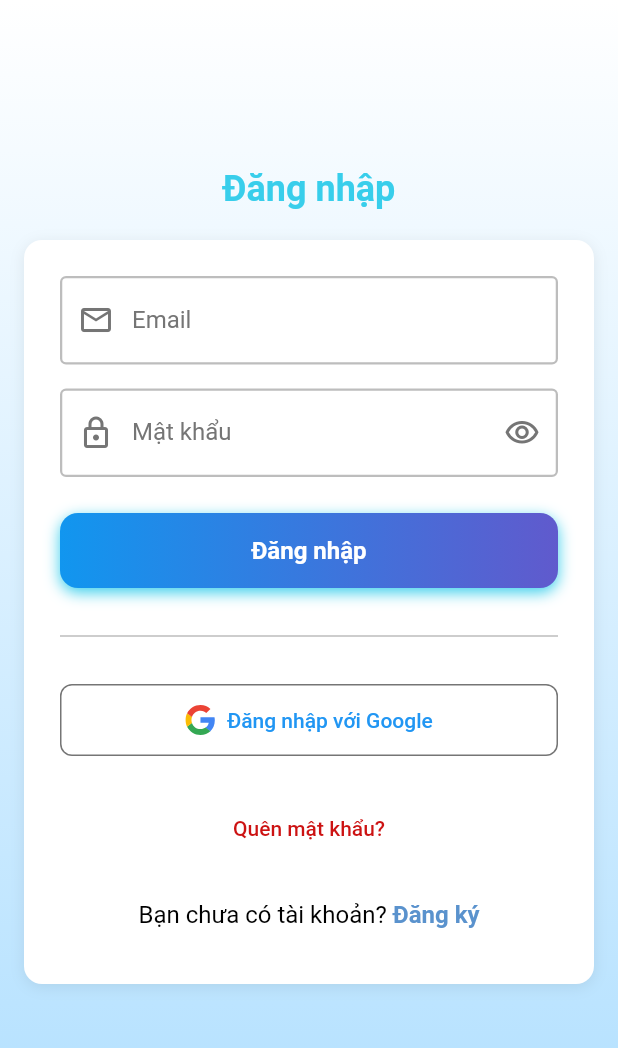
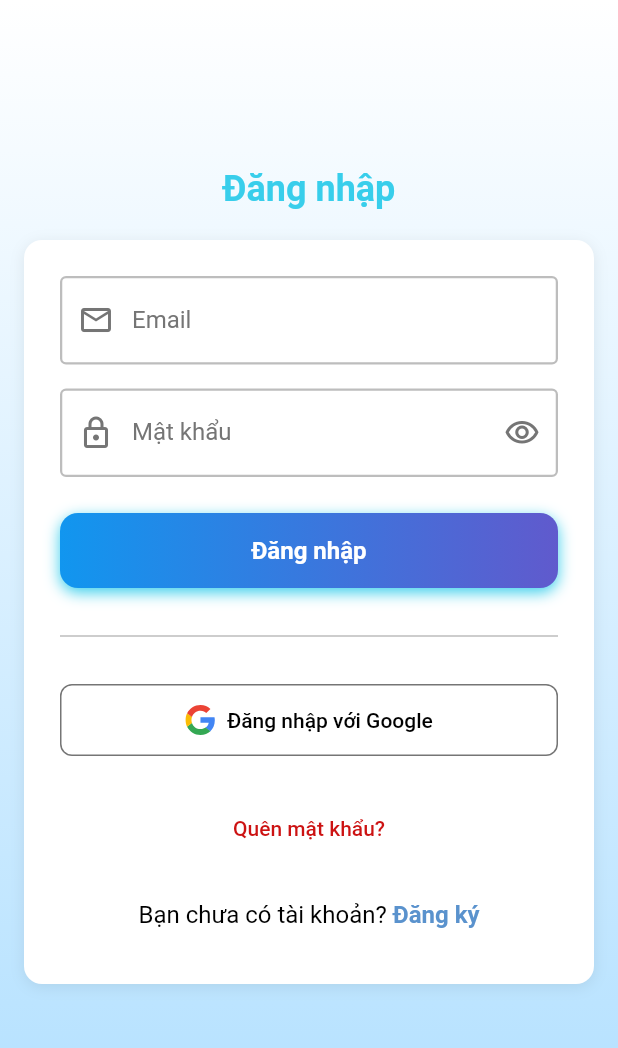
Before and after one commit to Nhom-LTTBDD/EnGoApp, a Flutter app: the screen it shows after launch, after a tap on "Get Started", on a phone screen of 412 x 824 dp, the part 84-1132 px from its top. Run offline on Flutter 3.47's test engine with Material 3 defaults, Android fonts, the phone set to English and light mode, and no system bars; our stand-ins replace audioplayers, cloud_firestore, dartz, equatable, firebase_auth, firebase_core and 6 more; missing offline and left inert: translator; accounts and stored records are empty.

Commit message:
khắc phục tình trạng skip frame ở các trang auth và profile

```diff
--- a/lib/presentation/pages/auth/login_page.dart
+++ b/lib/presentation/pages/auth/login_page.dart
@@ -25,12 +25,14 @@ class _LoginPageState extends State<LoginPage> {
   final _emailFocusNode = FocusNode();
   final _passwordFocusNode = FocusNode();
   bool _obscurePassword = true;
+  bool _hasNavigated = false; // Prevent multiple navigations
+  bool _isGoogleSignInProcessing = false; // Prevent double tap
 
   @override
   void initState() {
     super.initState();
-    _emailFocusNode.addListener(() => setState(() {}));
-    _passwordFocusNode.addListener(() => setState(() {}));
+    // REMOVED: Focus listeners that cause unnecessary rebuilds
+    // The UI will update automatically via decoration changes
   }
 
   @override
@@ -60,18 +62,26 @@ class _LoginPageState extends State<LoginPage> {
         builder: (context, authProvider, _) {
           final authState = authProvider.state;
 
-          // Handle navigation and errors
+          // Handle navigation and errors - with debounce
           WidgetsBinding.instance.addPostFrameCallback((_) {
-            if (!mounted) return;
+            if (!mounted || _hasNavigated) return;
 
             if (authState is Authenticated) {
-              authProvider.reset();
-              Navigator.pushReplacementNamed(context, AppRoutes.home);
+              _hasNavigated = true;
+
+              // Delay navigation để UI có thời gian render
+              Future.delayed(const Duration(milliseconds: 100), () {
+                if (mounted) {
+                  authProvider.reset();
+                  Navigator.pushReplacementNamed(context, AppRoutes.home);
+                }
+              });
             } else if (authState is AuthError) {
               ScaffoldMessenger.of(context).showSnackBar(
                 SnackBar(
                   content: Text(authState.message),
                   backgroundColor: kDanger,
+                  duration: const Duration(seconds: 2),
                 ),
               );
               authProvider.reset();
@@ -125,9 +135,7 @@ class _LoginPageState extends State<LoginPage> {
                       ),
                       prefixIcon: Icon(
                         Icons.email_outlined,
-                        color: _emailFocusNode.hasFocus
-                            ? kPrimaryColor
-                            : Colors.grey.shade600,
+                        color: Colors.grey.shade600,
                       ),
                       border: const OutlineInputBorder(),
                       enabledBorder: OutlineInputBorder(
@@ -188,18 +196,14 @@ class _LoginPageState extends State<LoginPage> {
                       ),
                       prefixIcon: Icon(
                         Icons.lock_outlined,
-                        color: _passwordFocusNode.hasFocus
-                            ? kPrimaryColor
-                            : Colors.grey.shade600,
+                        color: Colors.grey.shade600,
                       ),
                       suffixIcon: IconButton(
                         icon: Icon(
                           _obscurePassword
                               ? Icons.visibility_outlined
                               : Icons.visibility_off_outlined,
-                          color: _passwordFocusNode.hasFocus
-                              ? kPrimaryColor
-                              : Colors.grey.shade600,
+                          color: Colors.grey.shade600,
                         ),
                         onPressed: isLoading
                             ? null
@@ -273,27 +277,65 @@ class _LoginPageState extends State<LoginPage> {
                   SizedBox(
                     width: double.infinity,
                     child: OutlinedButton.icon(
-                      icon: SvgPicture.asset(
-                        kIconGoogle,
-                        width: 20,
-                        height: 20,
+                      icon: _isGoogleSignInProcessing
+                          ? const SizedBox(
+                              width: 20,
+                              height: 20,
+                              child: CircularProgressIndicator(
+                                strokeWidth: 2,
+                                valueColor: AlwaysStoppedAnimation<Color>(
+                                  kPrimaryColor,
+                                ),
+                              ),
+                            )
+                          : SvgPicture.asset(
+                              kIconGoogle,
+                              width: 20,
+                              height: 20,
+                            ),
+                      label: Text(
+                        _isGoogleSignInProcessing
+                            ? 'Đang xử lý...'
+                            : 'Đăng nhập với Google',
+                        style: TextStyle(
+                          color: (isLoading || _isGoogleSignInProcessing)
+                              ? Colors.black87
+                              : Colors.black,
+                        ),
                       ),
-                      label: const Text('Đăng nhập với Google'),
-                      onPressed: isLoading
+                      onPressed: (isLoading || _isGoogleSignInProcessing)
                           ? null
-                          : () =>
-                                context.read<AuthProvider>().signInWithGoogle(),
+                          : () async {
+                              if (_isGoogleSignInProcessing) return;
+                              setState(() => _isGoogleSignInProcessing = true);
+
+                              // Unfocus để ẩn keyboard và giảm work
+                              FocusScope.of(context).unfocus();
+
+                              // Delay nhỏ để UI update trước
+                              await Future.delayed(
+                                const Duration(milliseconds: 50),
+                              );
+
+                              if (mounted) {
+                                await context
+                                    .read<AuthProvider>()
+                                    .signInWithGoogle();
+                              }
+
+                              if (mounted) {
+                                setState(
+                                  () => _isGoogleSignInProcessing = false,
+                                );
+                              }
+                            },
                       style: OutlinedButton.styleFrom(
                         padding: const EdgeInsets.symmetric(vertical: 14),
                         shape: RoundedRectangleBorder(
                           borderRadius: BorderRadius.circular(8),
                         ),
-                        side: BorderSide(
-                          color: isLoading
-                              ? kPrimaryColor
-                              : Colors.grey.shade600,
-                          width: 1,
-                        ),
+                        side: BorderSide(color: Colors.grey.shade600, width: 1),
+                        disabledForegroundColor: Colors.black87,
                       ),
                     ),
                   ),
--- a/lib/presentation/pages/main/home_page.dart
+++ b/lib/presentation/pages/main/home_page.dart
@@ -95,6 +95,7 @@ class HomePage extends StatelessWidget {
               const SizedBox(height: 10),
               _buildMenuButton(
                 context,
+                color: 'blue',
                 text: 'Translation',
                 onPressed: () =>
                     Navigator.pushNamed(context, AppRoutes.translation),
```
Also changed, not shown: lib/main.dart (+6 -3 lines), lib/presentation/pages/auth/register_page.dart (+16 -44 lines), lib/presentation/pages/profile/profile_page.dart (+21 -1 lines), lib/presentation/providers/auth/auth_provider.dart (+15 -6 lines).
